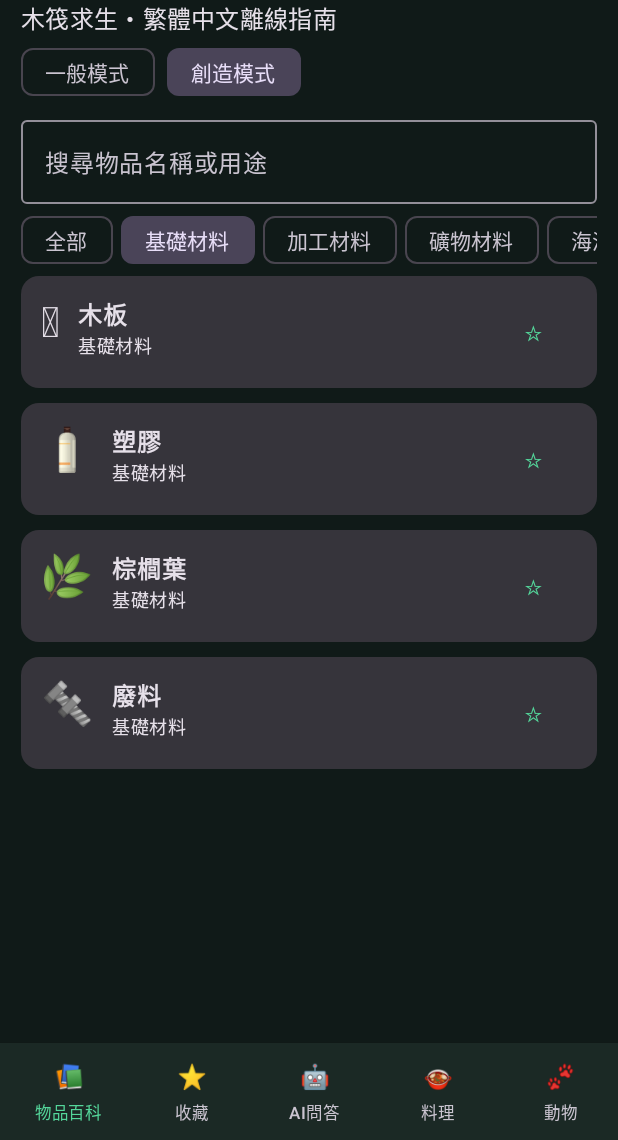
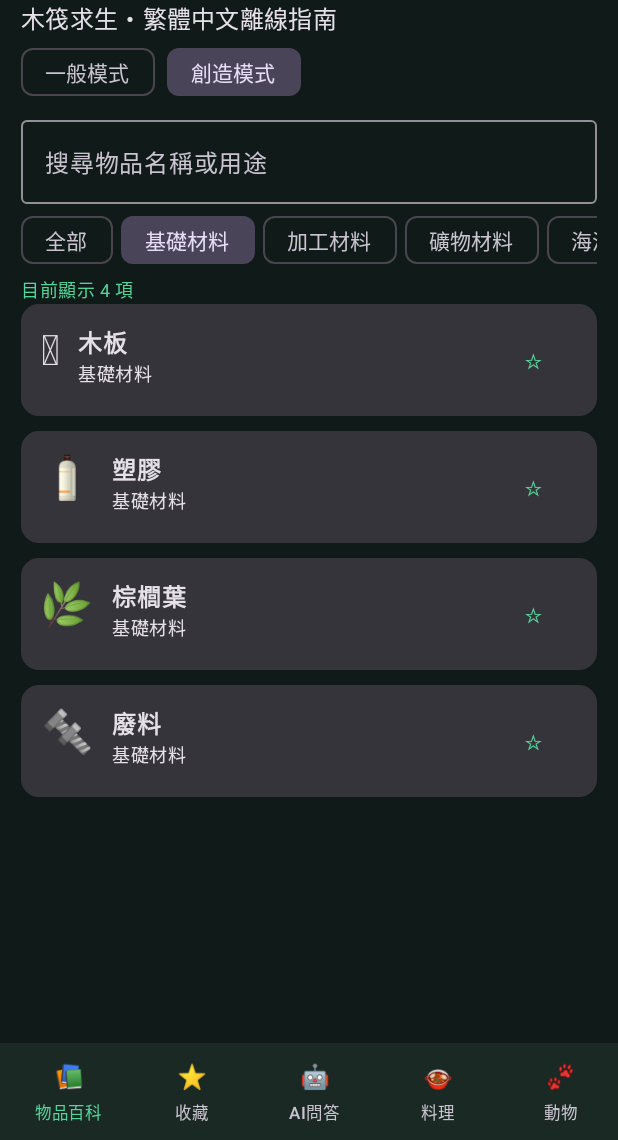
Before and after one commit to a0906701882-byte/raft-guide, an Android app built with Jetpack Compose: the screen it shows after launch (MainActivity), after a tap on "基礎材料", on a phone screen of 412 x 824 dp, the part 96-1236 px from its top. Run offline under Robolectric (Android 15) with nearby library versions, the phone set to English and light mode, and no system bars; 3 other taps on this screen came first.

Commit message:
Show filtered item count

```diff
--- a/app/src/main/java/com/watermelon/raftguide/MainActivity.kt
+++ b/app/src/main/java/com/watermelon/raftguide/MainActivity.kt
@@ -468,6 +468,7 @@ fun GuideApp(){
  if(page=="物品百科")LazyRow(horizontalArrangement=Arrangement.spacedBy(5.dp)){items(categories){c->FilterChip(selected=category==c,onClick={category=c},label={Text(c)})}}
  if(chosen==null){
  val list=if(page=="收藏")favoriteItems else filtered
+  Text("目前顯示 ${list.size} 項",style=MaterialTheme.typography.bodySmall,color=MaterialTheme.colorScheme.primary)
 
  LazyColumn(Modifier.weight(1f).fillMaxWidth(),verticalArrangement=Arrangement.spacedBy(10.dp),contentPadding=PaddingValues(bottom=32.dp)){
  items(list,key={it.name+it.cat},contentType={"raft_item"}){item->Card(Modifier.fillMaxWidth().clickable{chosen=item}){
```
